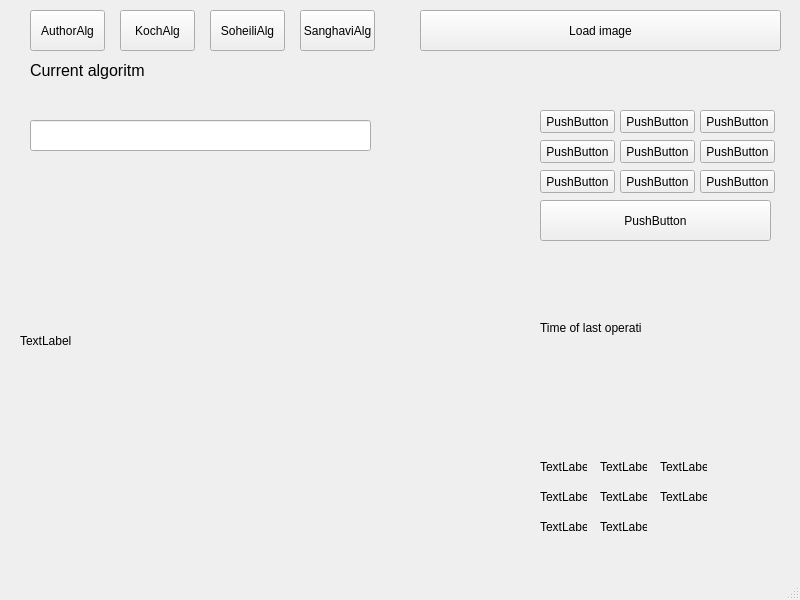
Before: the Qt Designer form mainwindow.ui in Loksli17/digital-signature-pro-turbo, drawn with Qt 5.
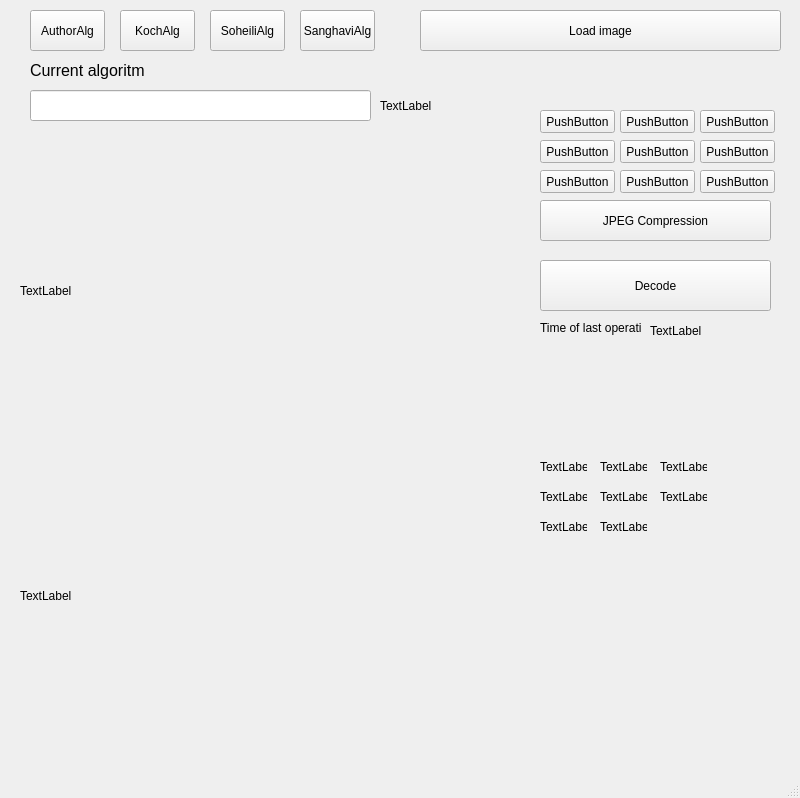
After: the same form once the commit is applied.

Commit message: Koch and attack

```diff
--- a/mainwindow.ui
+++ b/mainwindow.ui
@@ -7,7 +7,7 @@
     <x>0</x>
     <y>0</y>
     <width>800</width>
-    <height>600</height>
+    <height>798</height>
    </rect>
   </property>
   <property name="windowTitle">
@@ -183,7 +183,7 @@
      <string>PushButton</string>
     </property>
    </widget>
-   <widget class="QPushButton" name="pushButton_10">
+   <widget class="QPushButton" name="jpegCompression">
     <property name="geometry">
      <rect>
       <x>540</x>
@@ -193,7 +193,7 @@
      </rect>
     </property>
     <property name="text">
-     <string>PushButton</string>
+     <string>JPEG Compression</string>
     </property>
    </widget>
    <widget class="QLabel" name="imageWrap">
@@ -202,7 +202,7 @@
       <x>20</x>
       <y>140</y>
       <width>491</width>
-      <height>401</height>
+      <height>301</height>
      </rect>
     </property>
     <property name="text">
@@ -317,7 +317,7 @@
     <property name="geometry">
      <rect>
       <x>30</x>
-      <y>120</y>
+      <y>90</y>
       <width>341</width>
       <height>31</height>
      </rect>
@@ -367,6 +367,58 @@
      <string>Current algoritm</string>
     </property>
    </widget>
+   <widget class="QLabel" name="ImageProcessedWrap">
+    <property name="geometry">
+     <rect>
+      <x>20</x>
+      <y>450</y>
+      <width>491</width>
+      <height>291</height>
+     </rect>
+    </property>
+    <property name="text">
+     <string>TextLabel</string>
+    </property>
+   </widget>
+   <widget class="QLabel" name="decodedSignature">
+    <property name="geometry">
+     <rect>
+      <x>380</x>
+      <y>90</y>
+      <width>141</width>
+      <height>31</height>
+     </rect>
+    </property>
+    <property name="text">
+     <string>TextLabel</string>
+    </property>
+   </widget>
+   <widget class="QLabel" name="duration">
+    <property name="geometry">
+     <rect>
+      <x>650</x>
+      <y>320</y>
+      <width>51</width>
+      <height>21</height>
+     </rect>
+    </property>
+    <property name="text">
+     <string>TextLabel</string>
+    </property>
+   </widget>
+   <widget class="QPushButton" name="pushButton_10">
+    <property name="geometry">
+     <rect>
+      <x>540</x>
+      <y>260</y>
+      <width>231</width>
+      <height>51</height>
+     </rect>
+    </property>
+    <property name="text">
+     <string>Decode</string>
+    </property>
+   </widget>
   </widget>
   <widget class="QMenuBar" name="menubar">
    <property name="geometry">
```
Left out of the diff: 2 changed lines with no effect on the pictures. The commit also changes 2 other files.
